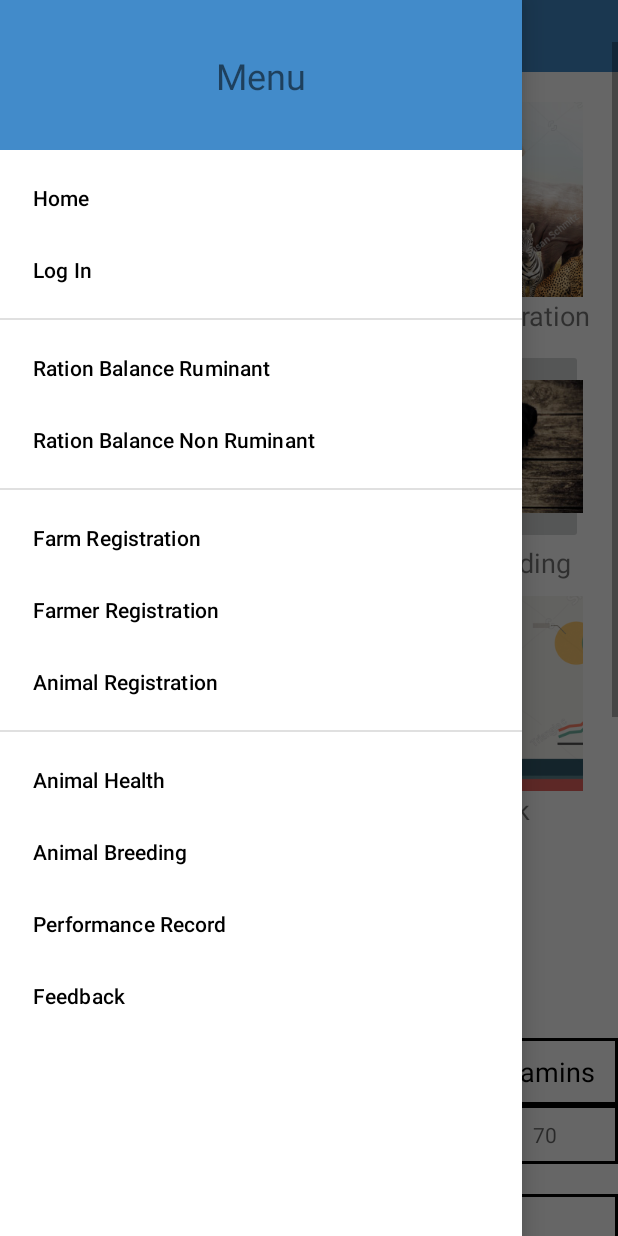
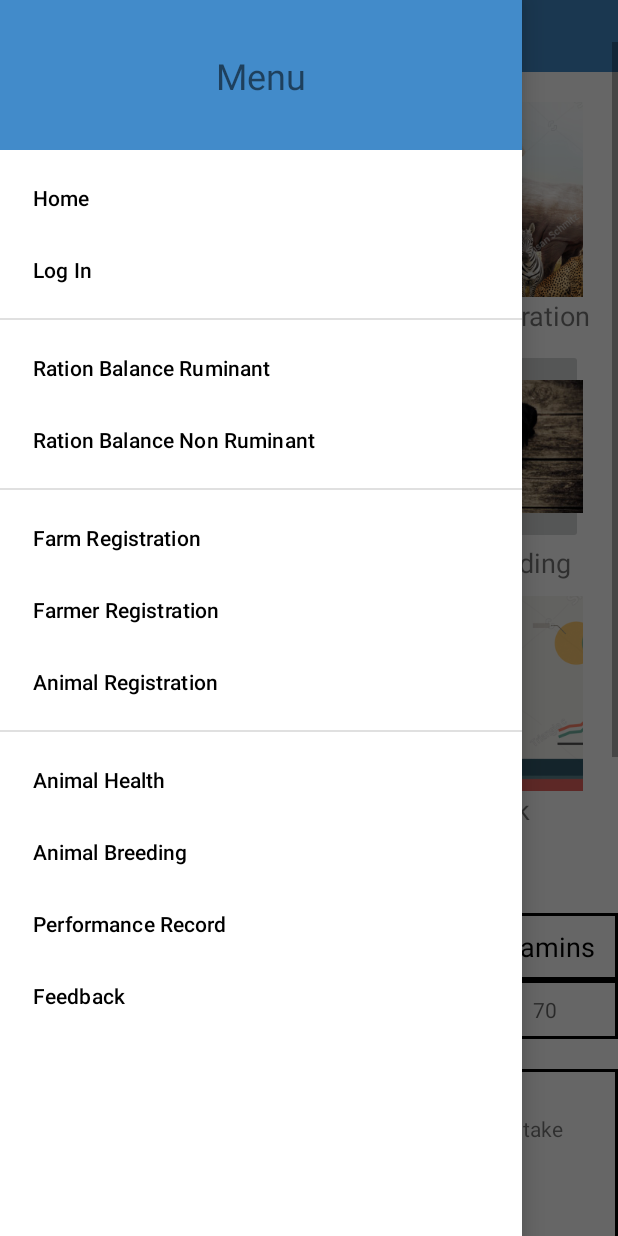
Before and after one commit to Sudan23/LIMS, an Android app: the fragment Ruminant_rb placed in its activity, with the side drawer open, on a phone screen of 412 x 824 dp. Run offline under Robolectric (Android 15) with nearby library versions, the phone set to English and light mode, and no system bars.

Commit message:
Linear Layout margin changed

```diff
--- a/app/src/main/res/layout/fragment_ruminant_rb.xml
+++ b/app/src/main/res/layout/fragment_ruminant_rb.xml
@@ -49,7 +49,7 @@
             <LinearLayout
                 android:layout_width="match_parent"
                 android:layout_height="match_parent"
-                android:layout_marginTop="20dp"
+                android:layout_marginTop="3dp"
                 android:orientation="vertical"
                 app:layout_constraintEnd_toEndOf="parent"
                 app:layout_constraintStart_toStartOf="parent"
@@ -80,7 +80,7 @@
             <LinearLayout
                 android:layout_width="match_parent"
                 android:layout_height="match_parent"
-                android:layout_marginTop="20dp"
+                android:layout_marginTop="3dp"
                 android:orientation="vertical"
                 app:layout_constraintEnd_toEndOf="parent"
                 app:layout_constraintStart_toStartOf="parent"
@@ -111,7 +111,7 @@
             <LinearLayout
                 android:layout_width="match_parent"
                 android:layout_height="match_parent"
-                android:layout_marginTop="20dp"
+                android:layout_marginTop="3dp"
                 android:orientation="vertical"
                 app:layout_constraintEnd_toEndOf="parent"
                 app:layout_constraintStart_toStartOf="parent"
@@ -142,7 +142,7 @@
             <LinearLayout
                 android:layout_width="match_parent"
                 android:layout_height="match_parent"
-                android:layout_marginTop="20dp"
+                android:layout_marginTop="3dp"
                 android:orientation="vertical"
                 app:layout_constraintEnd_toEndOf="parent"
                 app:layout_constraintStart_toStartOf="parent"
@@ -173,7 +173,7 @@
             <LinearLayout
                 android:layout_width="match_parent"
                 android:layout_height="match_parent"
-                android:layout_marginTop="20dp"
+                android:layout_marginTop="3dp"
                 android:orientation="vertical"
                 app:layout_constraintEnd_toEndOf="parent"
                 app:layout_constraintStart_toStartOf="parent"
```
